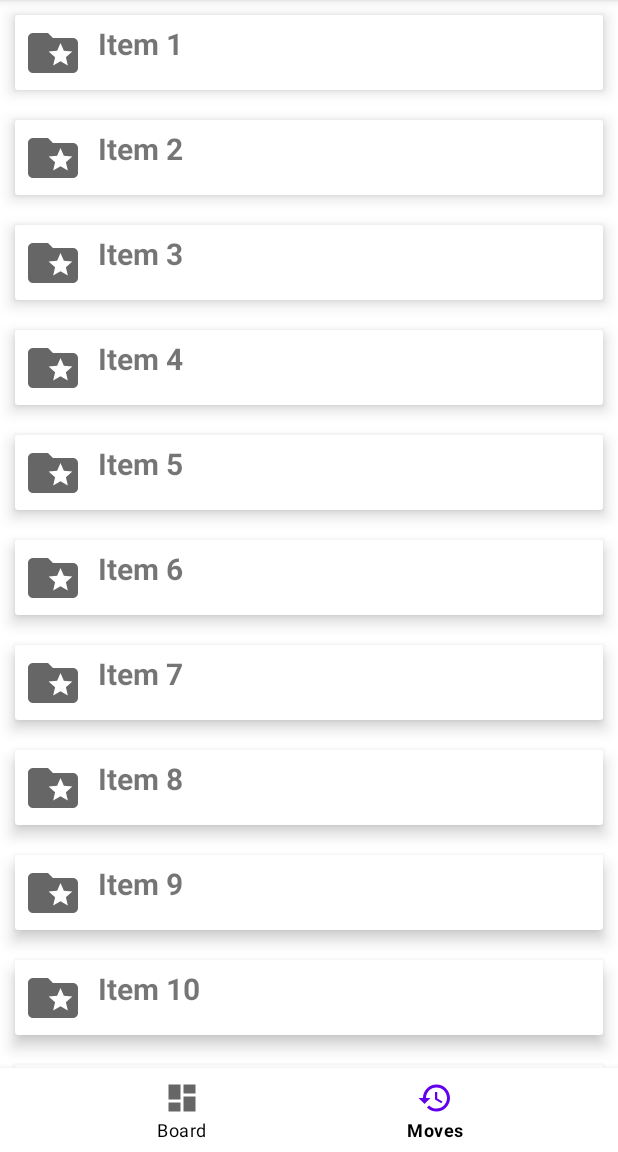
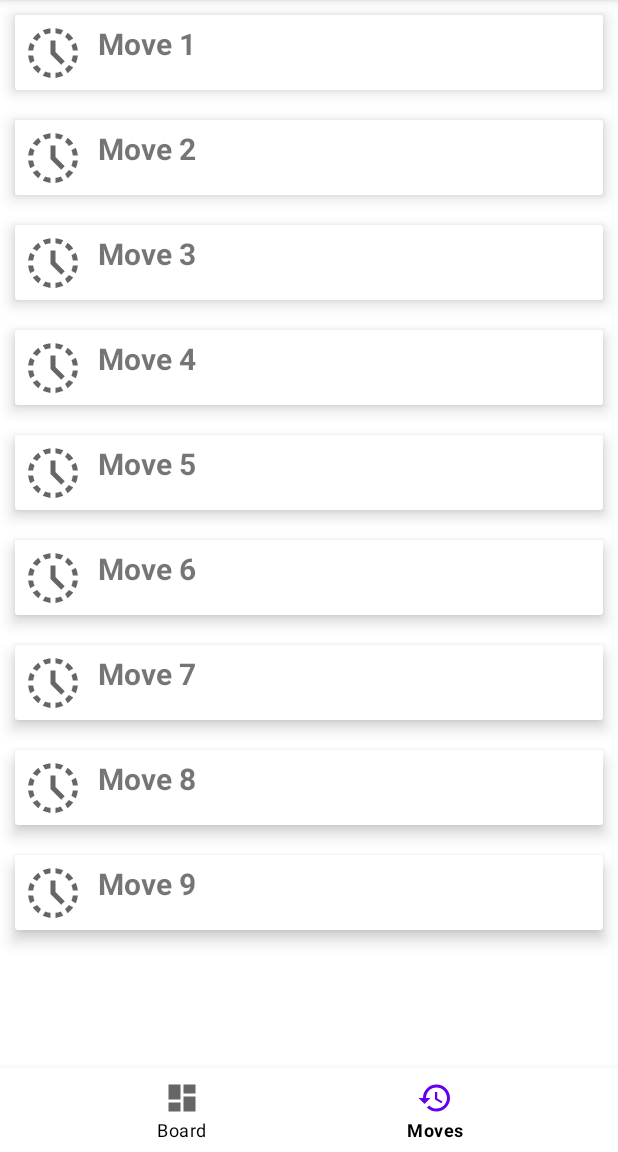
Before and after one commit to ofekbl/TIC_TAC_TOE_app, an Android app: the GameActivity screen opened directly, with no data from a screen before it, item 2 of the bottom bar chosen, on a phone screen of 412 x 824 dp, the part 84-1236 px from its top. Run offline under Robolectric (Android 15) with nearby library versions, the phone set to English and light mode, and no system bars.

```diff
--- a/app/src/main/java/com/example/tictactoe/GameActivity.kt
+++ b/app/src/main/java/com/example/tictactoe/GameActivity.kt
@@ -13,8 +13,7 @@ class GameActivity : AppCompatActivity() {
 
 
     private lateinit var binding: ActivityGameBinding
-    private lateinit var playerO: Player
-    private val playerX: Player = HumanPlayer()
+//    private lateinit var playerO: Player
 
 
     private val movesFragment = MovesFragment()
@@ -37,16 +36,11 @@ class GameActivity : AppCompatActivity() {
         val playerType = intent.getIntExtra("player type",0)
         Log.i("Game Activity", "player type is: $playerType")
 
-        //checks which type of player should be O
-        playerO = when(playerType){
-            1-> {
-                HumanPlayer()
-            }
-            2-> {
-                ComputerPlayer()
-            }
-            else-> return
-        }
+
+
+        var bundle: Bundle = Bundle()
+        bundle.putString("playerType", "$playerType")
+        boardFragment.arguments = bundle
     }
 
 
@@ -60,18 +54,4 @@ class GameActivity : AppCompatActivity() {
                 transaction.commit()
             }
         }
-
-    //onClick
-    fun boardTapped(view: android.view.View) {
-        if (view !is Button){
-            return
-        }
-        Log.i("board tapped", "player o is of type: ${playerO.type}")
-        Log.i("board tapped", "current turn is: ${boardFragment.communicator.currentTurn}")
-        if (playerO is ComputerPlayer){
-            if (boardFragment.communicator.currentTurn == Communicator.Turn.O)
-                return
-        }
-        boardFragment.tryToAddToVisualBoard(playerX, playerO, view)
-    }
 }
--- /dev/null
+++ b/app/src/main/java/com/example/tictactoe/Moves.kt
@@ -0,0 +1,6 @@
+package com.example.tictactoe
+
+class Moves {
+
+
+}
--- a/app/src/main/java/com/example/tictactoe/MovesFragment.kt
+++ b/app/src/main/java/com/example/tictactoe/MovesFragment.kt
@@ -61,8 +61,8 @@ class MovesFragment : Fragment() {
 
             // This loop will create 20 Views containing
             // the image with the count of view
-            for (i in 1..20) {
-                data.add(ItemViewModel(R.drawable.ic_baseline_folder_24, "Item " + i))
+            for (i in 1..9) {
+                data.add(ItemViewModel(R.drawable.ic_baseline_history, "Move " + i))
             }
 
             // This will pass the ArrayList to our Adapter
--- /dev/null
+++ b/app/src/main/res/drawable/ic_baseline_history.xml
@@ -0,0 +1,10 @@
+<vector xmlns:android="http://schemas.android.com/apk/res/android"
+    android:width="24dp"
+    android:height="24dp"
+    android:viewportWidth="24"
+    android:viewportHeight="24"
+    android:tint="?attr/colorControlNormal">
+  <path
+      android:fillColor="@android:color/white"
+      android:pathData="M15.1,19.37l1,1.74c-0.96,0.44 -2.01,0.73 -3.1,0.84v-2.02C13.74,19.84 14.44,19.65 15.1,19.37zM4.07,13H2.05c0.11,1.1 0.4,2.14 0.84,3.1l1.74,-1C4.35,14.44 4.16,13.74 4.07,13zM15.1,4.63l1,-1.74C15.14,2.45 14.1,2.16 13,2.05v2.02C13.74,4.16 14.44,4.35 15.1,4.63zM19.93,11h2.02c-0.11,-1.1 -0.4,-2.14 -0.84,-3.1l-1.74,1C19.65,9.56 19.84,10.26 19.93,11zM8.9,19.37l-1,1.74c0.96,0.44 2.01,0.73 3.1,0.84v-2.02C10.26,19.84 9.56,19.65 8.9,19.37zM11,4.07V2.05c-1.1,0.11 -2.14,0.4 -3.1,0.84l1,1.74C9.56,4.35 10.26,4.16 11,4.07zM18.36,7.17l1.74,-1.01c-0.63,-0.87 -1.4,-1.64 -2.27,-2.27l-1.01,1.74C17.41,6.08 17.92,6.59 18.36,7.17zM4.63,8.9l-1.74,-1C2.45,8.86 2.16,9.9 2.05,11h2.02C4.16,10.26 4.35,9.56 4.63,8.9zM19.93,13c-0.09,0.74 -0.28,1.44 -0.56,2.1l1.74,1c0.44,-0.96 0.73,-2.01 0.84,-3.1H19.93zM16.83,18.36l1.01,1.74c0.87,-0.63 1.64,-1.4 2.27,-2.27l-1.74,-1.01C17.92,17.41 17.41,17.92 16.83,18.36zM7.17,5.64L6.17,3.89C5.29,4.53 4.53,5.29 3.9,6.17l1.74,1.01C6.08,6.59 6.59,6.08 7.17,5.64zM5.64,16.83L3.9,17.83c0.63,0.87 1.4,1.64 2.27,2.27l1.01,-1.74C6.59,17.92 6.08,17.41 5.64,16.83zM13,7h-2v5.41l4.29,4.29l1.41,-1.41L13,11.59V7z"/>
+</vector>
--- a/app/src/main/res/values/styles.xml
+++ b/app/src/main/res/values/styles.xml
@@ -15,7 +15,6 @@
         <item name="android:background">@android:color/transparent</item>
         <item name="android:textSize">40sp</item>
         <item name="android:textStyle">bold</item>
-        <item name="android:onClick">boardTapped</item>
     </style>
 
     <style name="verticalLine">
```
Also changed, not shown: app/src/main/java/com/example/tictactoe/BoardFragment.kt (+68 -4 lines), app/src/main/res/layout/fragment_board.xml (+37 -37 lines).
